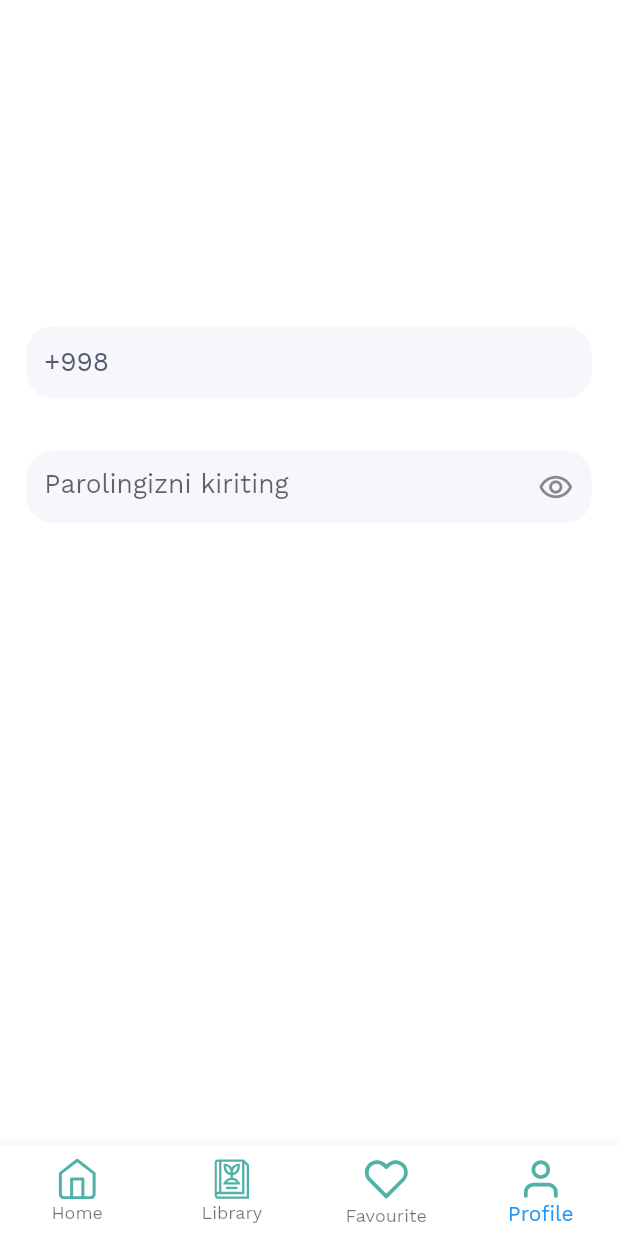
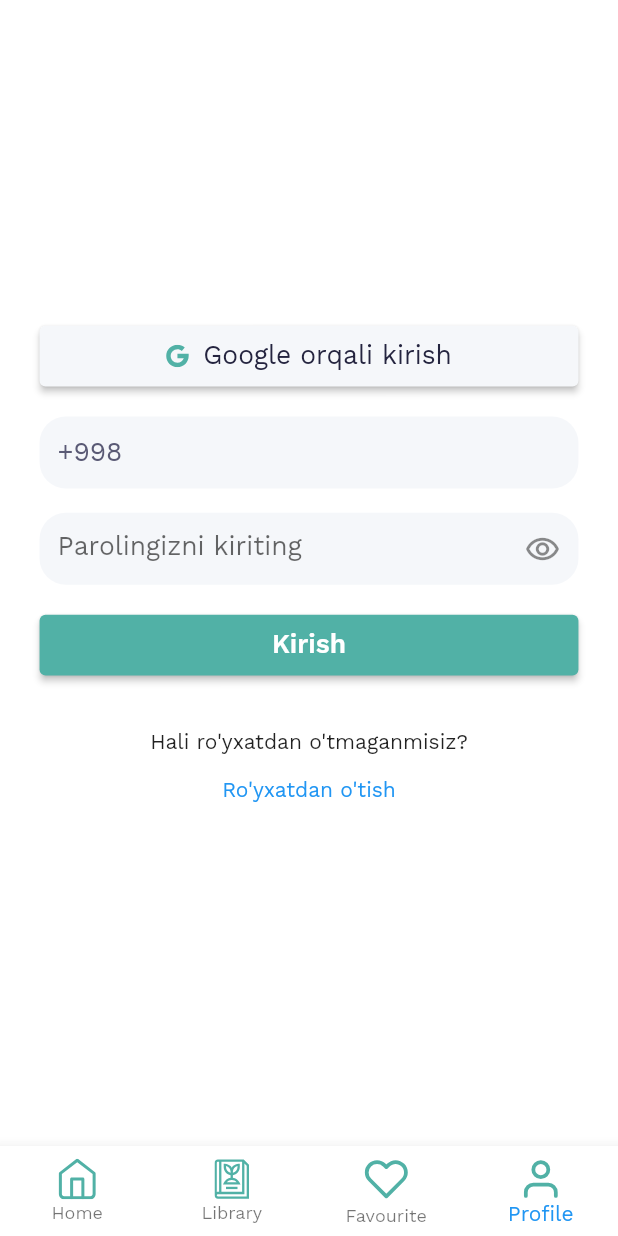
Before and after one commit to Zuhriddin91/flower_guide, a Flutter app: the screen it shows after launch, item 4 of the bottom bar chosen, on a phone screen of 412 x 824 dp. Run offline on Flutter 3.47's test engine with Material 2 defaults, Android fonts, the phone set to English and light mode, and no system bars; our stand-ins replace carousel_slider, flutter_svg; network calls fail.

Commit message:
SIGN IN PAGE TAYYOR

```diff
--- a/lib/core/constants/icons.dart
+++ b/lib/core/constants/icons.dart
@@ -18,4 +18,5 @@ class MyIcons {
   static String user = 'assets/icons/user.svg';
   static String warning = 'assets/icons/warning.svg';
   static String arrow = 'assets/icons/arrow.svg';
+  static String google = 'assets/icons/google.svg';
 }
--- a/lib/view/screens/sign_in_page.dart
+++ b/lib/view/screens/sign_in_page.dart
@@ -1,3 +1,4 @@
+import 'package:flower_guide/core/constants/colors.dart';
 import 'package:flower_guide/core/constants/imports.dart';
 import 'package:flower_guide/view/widgets/text_fields/my_auth_text_field.dart';
 import 'package:flutter/material.dart';
@@ -15,17 +16,36 @@ class SignInPage extends StatelessWidget {
     return Scaffold(
       body: Form(
         key: _formKey,
-        child: Column(
-          crossAxisAlignment: CrossAxisAlignment.start,
-          children: [
-            const SizedBox(
-              height: 200,
-            ),
-            Padding(
-              padding: EdgeInsets.all(
-                getUniqueW(16.0),
+        child: Padding(
+          padding: EdgeInsets.all(
+            getUniqueW(24.0),
+          ),
+          child: Column(
+            crossAxisAlignment: CrossAxisAlignment.center,
+            mainAxisAlignment: MainAxisAlignment.center,
+            children: [
+              // LOG IN WITH GOOGLE
+              ElevatedButton(
+                style: ElevatedButton.styleFrom(
+                    primary: MyColors.accent,
+                    fixedSize: Size(SizeConfig.screenWidth, getUniqueH(40))),
+                onPressed: () {},
+                child: Row(
+                  mainAxisAlignment: MainAxisAlignment.center,
+                  children: [
+                    SvgPicture.asset(MyIcons.google, color: MyColors.primary),
+                    SizedBox(width: getUniqueW(8.0)),
+                    Text(
+                      "Google orqali kirish",
+                      style: TextStyle(
+                          fontSize: getUniqueW(16.0), color: MyColors.dark),
+                    ),
+                  ],
+                ),
               ),
-              child: MyAuthTextField(
+              SizedBox(height: getUniqueH(16.0)),
+              // PHONE SECTION
+              MyAuthTextField(
                 controller: _phoneController,
                 hintText: "Telefon raqam",
                 keyboardType: TextInputType.phone,
@@ -33,22 +53,41 @@ class SignInPage extends StatelessWidget {
                   if (value!.isEmpty) "wwwww";
                 },
               ),
-            ),
-            Padding(
-              padding: EdgeInsets.all(
-                getUniqueW(16.0),
-              ),
-              child: MyAuthTextField(
+              SizedBox(height: getUniqueH(16.0)),
+
+              // PASSWORD SECTION
+              MyAuthTextField(
                 controller: _passwordController,
                 hintText: "Parolingizni kiriting",
-
                 keyboardType: TextInputType.visiblePassword,
                 validator: (value) {
                   if (value!.isEmpty) "wwwww";
                 },
               ),
-            ),
-          ],
+              SizedBox(height: getUniqueH(16.0)),
+
+              // LOG IN SECTION
+              ElevatedButton(
+                style: ElevatedButton.styleFrom(
+                    primary: MyColors.primary,
+                    fixedSize: Size(SizeConfig.screenWidth, getUniqueH(40))),
+                onPressed: () {},
+                child: Text(
+                  "Kirish",
+                  style: TextStyle(
+                      fontWeight: FontWeight.w600, fontSize: getUniqueW(16.0)),
+                ),
+              ),
+              SizedBox(height: getUniqueH(32.0)),
+
+              // SIGN UP SECTION
+              const Text("Hali ro'yxatdan o'tmaganmisiz?"),
+              TextButton(
+                onPressed: () {},
+                child: const Text("Ro'yxatdan o'tish"),
+              ),
+            ],
+          ),
         ),
       ),
     );
```
Also changed, not shown: assets/icons/google.svg (added).
